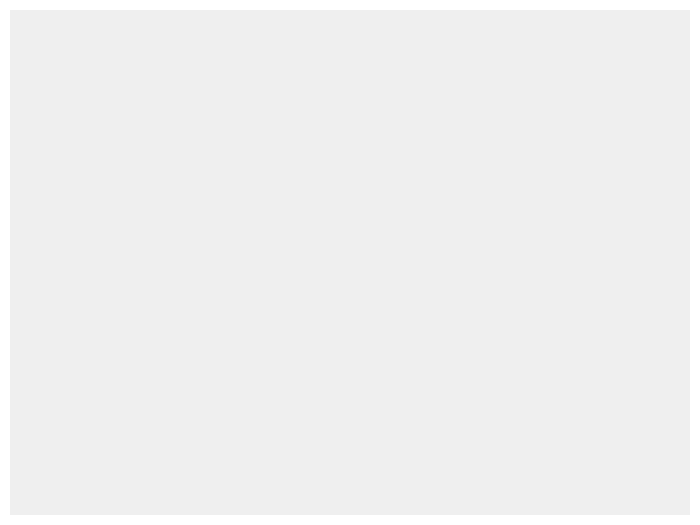
Before: the Qt Designer form GUI/elevation.ui in IamNotProgrammer/Star-height, drawn with Qt 5.
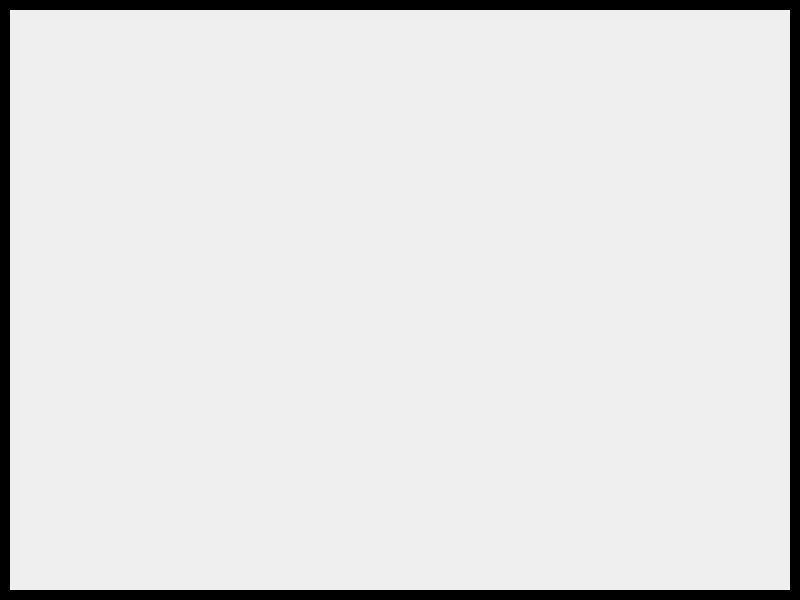
After: the same form once the commit is applied. Icons and pictures are not drawn.

```diff
--- a/GUI/elevation.ui
+++ b/GUI/elevation.ui
@@ -1,22 +1,22 @@
 <?xml version="1.0" encoding="UTF-8"?>
 <ui version="4.0">
  <class>Elevation</class>
- <widget class="QDialog" name="Elevation">
+ <widget class="QMainWindow" name="Elevation">
   <property name="geometry">
    <rect>
     <x>0</x>
     <y>0</y>
-    <width>700</width>
-    <height>525</height>
+    <width>800</width>
+    <height>600</height>
    </rect>
   </property>
   <property name="windowTitle">
    <string>Dialog</string>
   </property>
   <property name="styleSheet">
-   <string notr="true">border-image: url(/usr/local/Data/Images/elevation.png) 0 0 0 0 stretch stretch; border:10px solid white;</string>
+   <string notr="true">border-image: url(/usr/local/Data/Images/elevation.png) 0 0 0 0 stretch stretch; border:10px solid black;</string>
   </property>
-  <layout class="QGridLayout" name="gridLayout"/>
+  <widget class="QWidget" name="centralwidget"/>
  </widget>
  <resources/>
  <connections/>
```
Left out of the diff: 2 changed lines with no effect on the pictures.
